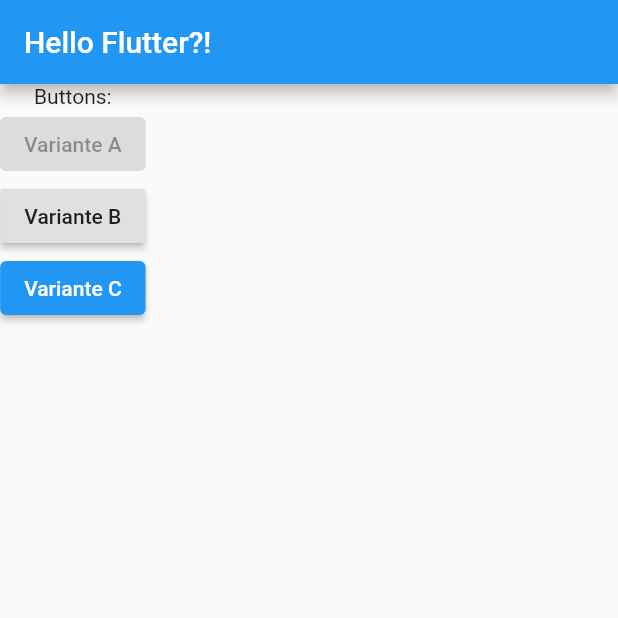
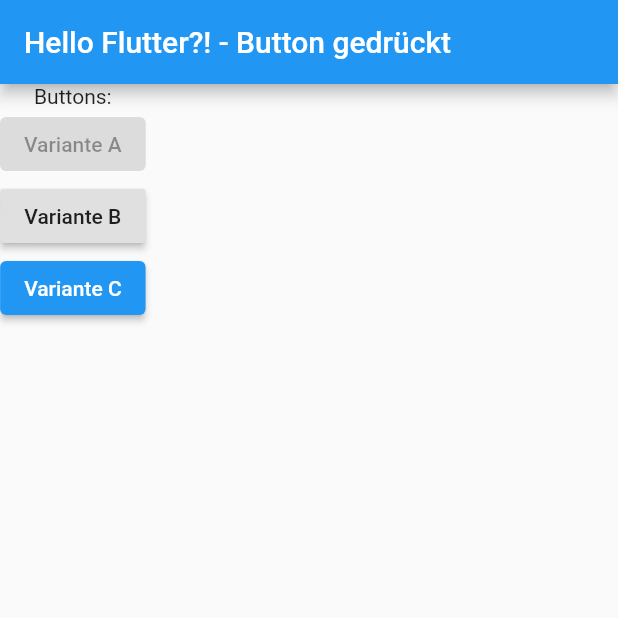
Before and after one commit to rik-wachner/Flutter_Workshop_SoSe_2021, a Flutter app: the screen it shows after launch, after a tap on "Variante B", on a phone screen of 412 x 824 dp, the top half of it. Run offline on Flutter 3.47's test engine with Material 2 defaults, Android fonts, the phone set to English and light mode, and no system bars.

Commit message:
Checkpoint 04 - Hello Flutter State

```diff
--- a/lib/main.dart
+++ b/lib/main.dart
@@ -3,17 +3,35 @@
 void main() => runApp(MyCoreApp());
 
 class MyCoreApp extends StatelessWidget {
+  @override
+  Widget build(BuildContext context) {
+    return MaterialApp(home: MyStatePage());
+  }
+}
+
+class MyStatePage extends StatefulWidget {
+  @override
+  State<StatefulWidget> createState() {
+    return _MyStatePageState();
+  }
+}
+
+class _MyStatePageState extends State<MyStatePage> {
+  var _titleText = "Button nicht gedrückt";
 
   void sayHello() {
     print('Hello Flutter?!');
+    setState(() {
+      _titleText = "Button gedrückt";
+    });
+    print(_titleText);
   }
 
   @override
   Widget build(BuildContext context) {
-    return MaterialApp(
-      home: Scaffold(
+    return Scaffold(
       appBar: AppBar(
-          title: Text('Hello Flutter?!'),
+        title: Text('Hello Flutter?! - $_titleText'),
       ),
       body: Column(
         children: <Widget>[
@@ -28,7 +46,6 @@
               child: Text('Variante C'))
         ],
       ),
-      ),
     );
   }
 }
```
Lines whose indentation alone changed are shown as unchanged.
